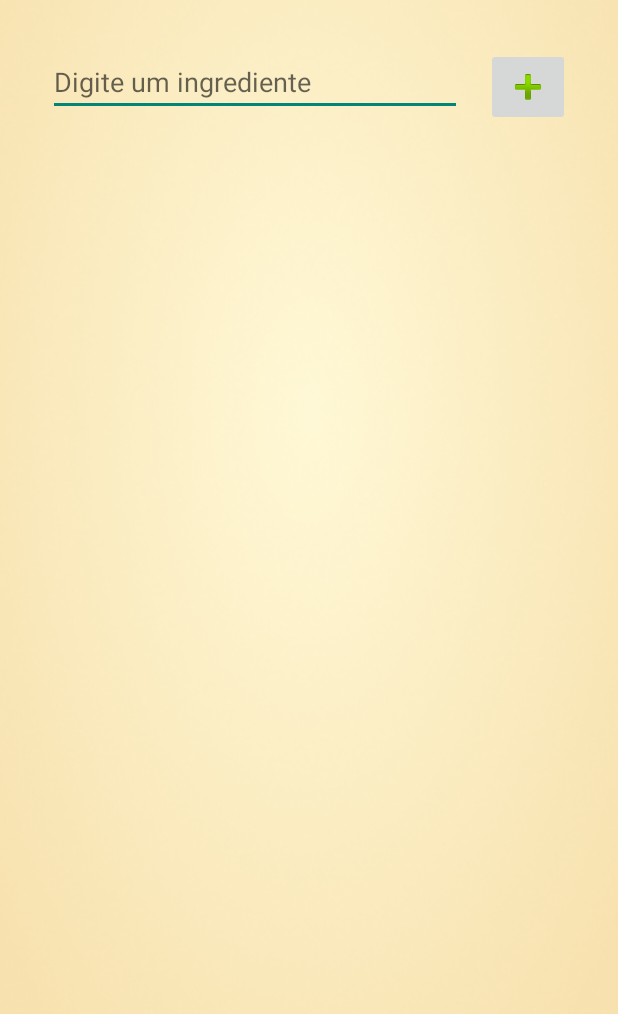
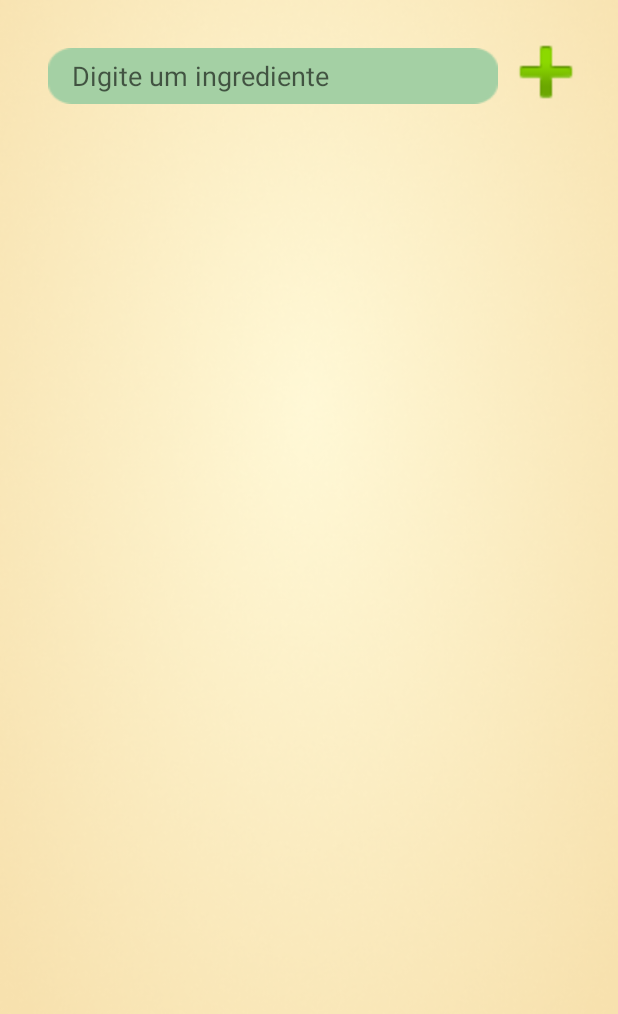
Before and after one commit to GabrielGiacometti/FoodCraftDMO, an Android app built with Jetpack Compose: the PrincipalActivity screen opened directly, with no data from a screen before it, on a phone screen of 412 x 824 dp. Shown: the top 1014 px of the screen. Run offline under Robolectric (Android 15) with nearby library versions, the phone set to English and light mode, and no system bars; our stand-ins replace Firebase (no records; nobody signed in at launch, a user with empty details on screens opened directly); pictures from the network do not load.

Commit message:
edit principal activity layout

```diff
--- a/app/src/main/java/com/foodcraft/PrincipalActivity.kt
+++ b/app/src/main/java/com/foodcraft/PrincipalActivity.kt
@@ -14,6 +14,7 @@ import android.widget.ImageButton
 import android.widget.ListView
 import android.widget.SearchView
 import androidx.appcompat.app.AlertDialog
+import androidx.recyclerview.widget.GridLayoutManager
 import androidx.recyclerview.widget.LinearLayoutManager
 import com.foodcraft.database.IngredientList
 
@@ -44,7 +45,7 @@ class PrincipalActivity : AppCompatActivity() {
     private fun setupRecyclerView() {
         recipeAdapter = RecipeAdapter(emptyList())
         recyclerView.adapter = recipeAdapter
-        recyclerView.layoutManager = LinearLayoutManager(this)
+        recyclerView.layoutManager = GridLayoutManager(this, 2)
 
         val recipeRepository = RecipeRepository()
         recipeRepository.getRecipes(
--- a/app/src/main/res/layout/activity_principal.xml
+++ b/app/src/main/res/layout/activity_principal.xml
@@ -12,9 +12,12 @@
         android:layout_width="0dp"
         android:layout_height="wrap_content"
         android:hint="Digite um ingrediente"
+        android:background="@drawable/background_rectangle_green"
         android:layout_marginStart="32dp"
         android:layout_marginTop="32dp"
         android:layout_marginEnd="16dp"
+        android:textColor="@color/dark_green"
+        android:paddingStart="16dp"
         app:layout_constraintStart_toStartOf="parent"
         app:layout_constraintTop_toTopOf="parent"
         app:layout_constraintEnd_toStartOf="@+id/buttonAddIngredients" />
@@ -24,6 +27,9 @@
         android:layout_width="wrap_content"
         android:layout_height="wrap_content"
         android:src="@android:drawable/ic_input_add"
+        android:background="@null"
+        android:scaleX="2"
+        android:scaleY="2"
         android:contentDescription="description_add_button"
         android:layout_marginEnd="32dp"
         app:layout_constraintTop_toTopOf="@+id/editTextIngredients"
@@ -40,11 +46,11 @@
 
     <androidx.recyclerview.widget.RecyclerView
         android:id="@+id/recyclerViewRecipes"
+        app.layout_constraintBottom_toBottomOf="parent"
         android:layout_width="match_parent"
-        android:layout_height="0dp"
+        android:layout_height="wrap_content"
         android:layout_marginTop="16dp"
         app:layout_constraintTop_toBottomOf="@+id/textViewListIngredients"
-        tools:listitem="@layout/recycler_view_recipes"
-        app.layout_constraintBottom_toBottomOf="parent" />
+        tools:listitem="@layout/recycler_view_recipes" />
 
 </androidx.constraintlayout.widget.ConstraintLayout>
--- a/app/src/main/res/layout/activity_recipe_food.xml
+++ b/app/src/main/res/layout/activity_recipe_food.xml
@@ -132,7 +132,7 @@
                     app:layout_constraintHorizontal_bias="1.0"
                     app:layout_constraintStart_toEndOf="@+id/foodTitleText"
                     app:layout_constraintTop_toTopOf="@+id/foodTitleText"
-                    app:srcCompat="@drawable/hearth" />
+                    app:srcCompat="@drawable/hearth_active" />
 
                 <TextView
                     android:id="@+id/descriptionFoodText"
```
Also changed, not shown: app/src/main/res/layout/recycler_view_recipes.xml (+15 -6 lines).
